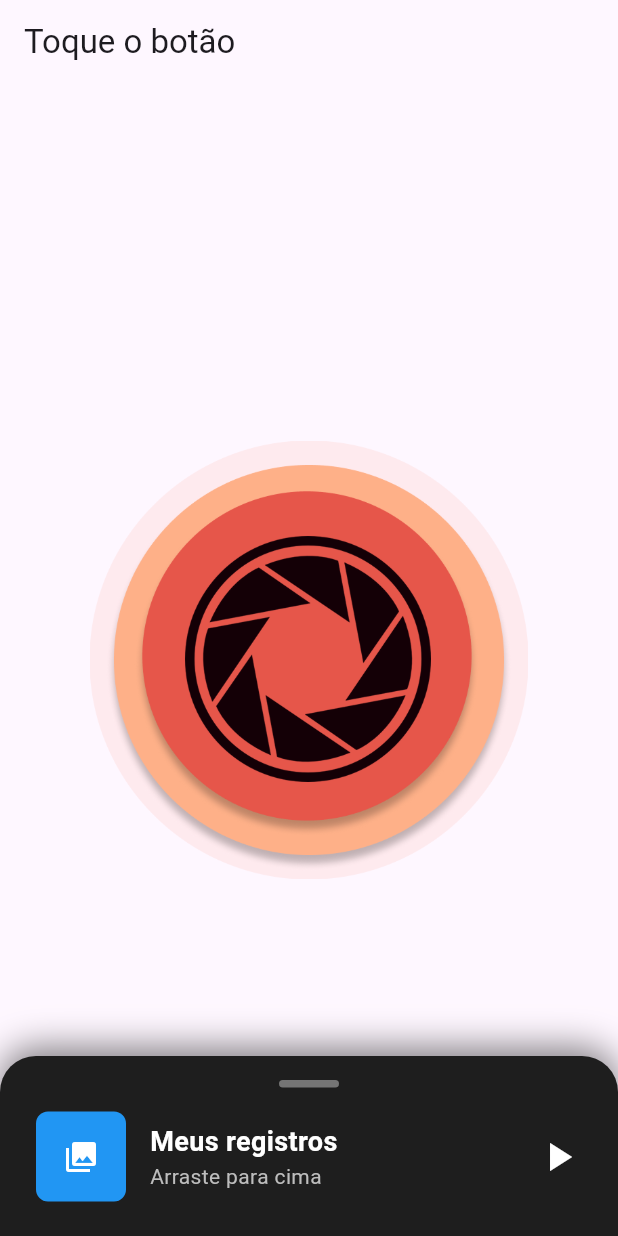
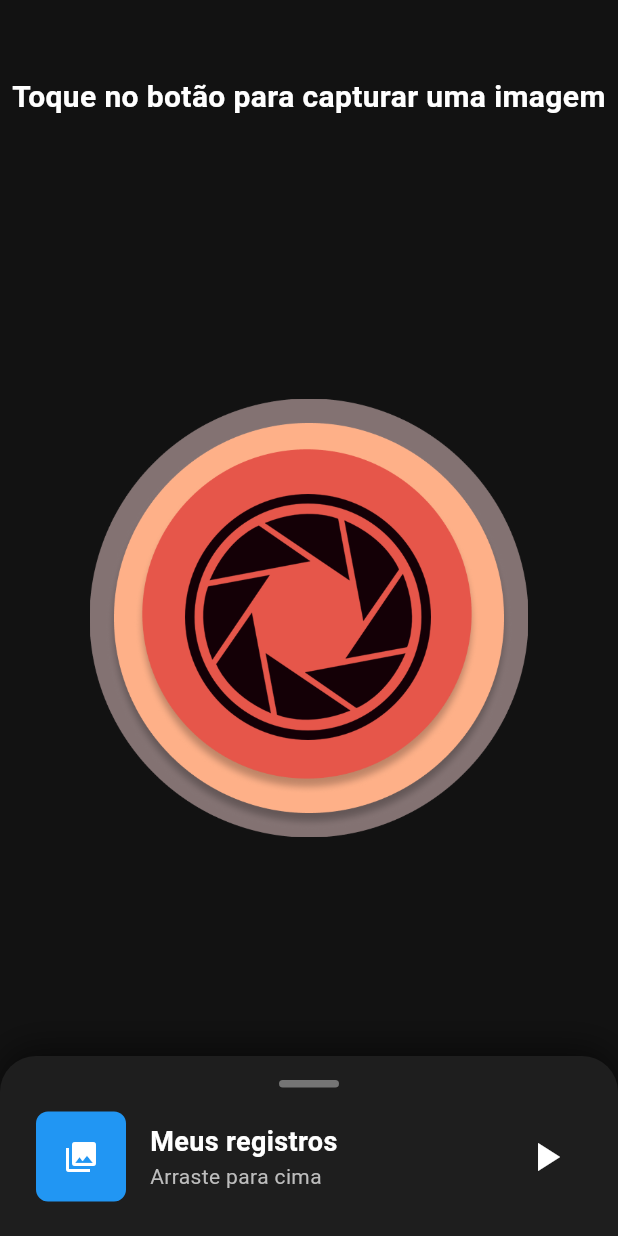
Before and after one commit to kobe-arthurlopes/sprint4, a Flutter app: the HomePage screen opened by its route, on a phone screen of 412 x 824 dp. Run offline on Flutter 3.47's test engine with Material 3 defaults, Android fonts, the phone set to English and light mode, and no system bars; our stand-ins replace go_router, google_sign_in, image_picker, sign_in_with_apple, supabase_flutter; accounts and stored records are empty.

Commit message:
fix ui issues

```diff
--- a/sprint4_app/lib/home/presentation/components/draggable_bottom_sheet.dart
+++ b/sprint4_app/lib/home/presentation/components/draggable_bottom_sheet.dart
@@ -3,10 +3,7 @@ import 'package:flutter/material.dart';
 class DraggableBottomSheet extends StatefulWidget {
   final Widget expandedContent;
 
-  const DraggableBottomSheet({
-    super.key,
-    required this.expandedContent,
-  });
+  const DraggableBottomSheet({super.key, required this.expandedContent});
 
   @override
   State<DraggableBottomSheet> createState() => _DraggableBottomSheetState();
@@ -16,19 +13,25 @@ class _DraggableBottomSheetState extends State<DraggableBottomSheet>
     with SingleTickerProviderStateMixin {
   final double _minHeight = 120;
   final double _maxHeight = 800;
-  double _currentHeight = 120;
-  bool _isExpanded = false;
 
   late AnimationController _controller;
+  late Animation<double> _heightAnimation;
+
+  bool get _isExpanded => _controller.value > 0.5;
 
   @override
   void initState() {
     super.initState();
 
     _controller = AnimationController(
-      duration: const Duration(milliseconds: 600),
+      duration: const Duration(milliseconds: 400),
       vsync: this,
     );
+
+    _heightAnimation = Tween<double>(
+      begin: _minHeight,
+      end: _maxHeight,
+    ).animate(CurvedAnimation(parent: _controller, curve: Curves.easeOutCubic));
   }
 
   @override
@@ -43,43 +46,28 @@ class _DraggableBottomSheetState extends State<DraggableBottomSheet>
     } else {
       _controller.forward();
     }
-
-    setState(() {
-      _isExpanded = !_isExpanded;
-    });
   }
 
   void _handleDragUpdate(DragUpdateDetails details) {
-    setState(() {
-      _currentHeight -= details.delta.dy;
-      _currentHeight = _currentHeight.clamp(_minHeight, _maxHeight);
-    });
+    final delta = details.primaryDelta;
+
+    if (delta == null) return;
+
+    final newValue = _controller.value - (delta / (_maxHeight - _minHeight));
+    _controller.value = newValue.clamp(0, 1);
   }
 
   void _handleDragEnd(DragEndDetails details) {
-    final threshold = 5.0;
-    final primaryVelocity = details.primaryVelocity;
+    final velocity = details.primaryVelocity ?? 0;
 
-    if (primaryVelocity == null) return;
-
-    if (primaryVelocity < -threshold) {
-      _currentHeight = _maxHeight;
+    if (velocity < -200) {
       _controller.forward();
-      setState(() {
-        _isExpanded = true;
-      });
-    } else if (primaryVelocity > threshold) {
-      _currentHeight = _minHeight;
+    } else if (velocity > 200) {
       _controller.reverse();
-      setState(() {
-        _isExpanded = false;
-      });
     } else {
-      if (_isExpanded) {
-        _currentHeight = _maxHeight;
+      if (_controller.value > 0.5) {
         _controller.forward();
       } else {
-        _currentHeight = _minHeight;
         _controller.reverse();
       }
     }
@@ -87,15 +75,16 @@ class _DraggableBottomSheetState extends State<DraggableBottomSheet>
 
   @override
   Widget build(BuildContext context) {
-    return Positioned(
-      left: 0,
-      right: 0,
-      bottom: 0,
-      child: GestureDetector(
+    return AnimatedBuilder(
+      animation: _controller,
+      builder: (_, _) {
+        final height = _heightAnimation.value;
+
+        return GestureDetector(
           onVerticalDragUpdate: _handleDragUpdate,
           onVerticalDragEnd: _handleDragEnd,
           child: Container(
-          height: _currentHeight,
+            height: height,
             decoration: BoxDecoration(
               color: Color(0xFF1E1E1E),
               borderRadius: BorderRadius.vertical(top: Radius.circular(24)),
@@ -107,15 +96,14 @@ class _DraggableBottomSheetState extends State<DraggableBottomSheet>
                 ),
               ],
             ),
-          child:
-            Column(
+            child: Column(
               children: [
                 // Handle (barra de arrasto)
                 GestureDetector(
                   onTap: _toggleSheet,
                   child: Container(
                     width: double.infinity,
-                    padding: EdgeInsets.symmetric(vertical: 16),
+                    padding: const EdgeInsets.symmetric(vertical: 16),
                     child: Center(
                       child: Container(
                         width: 40,
@@ -129,9 +117,19 @@ class _DraggableBottomSheetState extends State<DraggableBottomSheet>
                   ),
                 ),
 
-                // Conteúdo minimizado
-                if (_currentHeight <= 200)
-                  Padding(
+                if (height <= 200) _buildCompactView(),
+
+                if (height > 200) Expanded(child: widget.expandedContent),
+              ],
+            ),
+          ),
+        );
+      },
+    );
+  }
+
+  Widget _buildCompactView() {
+    return Padding(
       padding: const EdgeInsets.symmetric(horizontal: 24),
       child: Row(
         children: [
@@ -148,8 +146,7 @@ class _DraggableBottomSheetState extends State<DraggableBottomSheet>
           SizedBox(width: 16),
 
           Expanded(
-                          child:
-                          Column(
+            child: Column(
               crossAxisAlignment: CrossAxisAlignment.start,
               children: [
                 Text(
@@ -163,26 +160,17 @@ class _DraggableBottomSheetState extends State<DraggableBottomSheet>
 
                 Text(
                   'Arraste para cima',
-                                style: TextStyle(
-                                  color: Colors.grey[400],
-                                  fontSize: 14,
-                                ),
+                  style: TextStyle(color: Colors.grey[400], fontSize: 14),
                 ),
               ],
             ),
           ),
 
-                        Icon(Icons.play_arrow, color: Colors.white, size: 32),
+          IconButton(
+            onPressed: _toggleSheet,
+            icon: Icon(Icons.play_arrow, color: Colors.white, size: 32),
+          ),
         ],
-                    ),
-                  ),
-
-                  // Conteúdo adicional (expandido)
-                  if (_currentHeight > 200)
-                    Expanded(child: widget.expandedContent)
-                ],
-              ),
-            ),
       ),
     );
   }
--- a/sprint4_app/lib/home/presentation/components/image_picker_widget.dart
+++ b/sprint4_app/lib/home/presentation/components/image_picker_widget.dart
@@ -26,14 +26,17 @@ class ImagePickerWidget extends StatefulWidget {
 class _ImagePickerWidgetState extends State<ImagePickerWidget> {
   final _picker = ImagePicker();
   ImageSource _imageSource = ImageSource.camera;
+  final bool isLoading = false;
 
   _pickImage() async {
     final pickedImage = await _picker.pickImage(source: _imageSource);
 
-    if (pickedImage != null) {
+    if (pickedImage == null) {
+      widget.onToggleBottomSheet(true);
+      return;
+    }
+
     widget.shouldLabelFile(pickedImage.path);
-      setState(() {});
-    }
   }
 
   List<Widget> _getLabeledImagesWidget() {
@@ -50,12 +53,20 @@ class _ImagePickerWidgetState extends State<ImagePickerWidget> {
           children: [
             Text(
               prediction.label.text,
-              style: TextStyle(fontSize: 16, fontWeight: FontWeight.bold),
+              style: TextStyle(
+                color: Colors.white,
+                fontSize: 16,
+                fontWeight: FontWeight.bold,
+              ),
             ),
 
             Text(
               prediction.confidenceText,
-              style: TextStyle(fontSize: 14, fontWeight: FontWeight.normal),
+              style: TextStyle(
+                color: Colors.white60,
+                fontSize: 14,
+                fontWeight: FontWeight.normal,
+              ),
             ),
           ],
         ),
@@ -70,17 +81,23 @@ class _ImagePickerWidgetState extends State<ImagePickerWidget> {
   @override
   Widget build(BuildContext context) {
     return Scaffold(
-      appBar: AppBar(title: const Text('Toque o botão')),
-      body: Padding(
-        padding: const EdgeInsets.symmetric(vertical: 10, horizontal: 20),
-        child: widget.imageLabelResult.file == null
-            ? PulsingButton(
+      backgroundColor: Color(0xFF121212),
+      body: Stack(
+        children: [
+          widget.imageLabelResult.file == null
+              ? Padding(
+                  padding: const EdgeInsets.symmetric(horizontal: 20),
+                  child: PulsingButton(
                     onTap: () {
                       widget.onToggleBottomSheet(false);
                       _pickImage();
                     },
+                  ),
                 )
-            : SingleChildScrollView(
+              : SafeArea(
+                  child: Padding(
+                    padding: const EdgeInsets.symmetric(vertical: 10),
+                    child: SingleChildScrollView(
                       child: Column(
                         crossAxisAlignment: CrossAxisAlignment.start,
                         children: [
@@ -89,29 +106,63 @@ class _ImagePickerWidgetState extends State<ImagePickerWidget> {
                               Spacer(),
 
                               CloseButton(
+                                color: Colors.white,
                                 onPressed: () {
                                   widget.onClose();
                                   widget.onToggleBottomSheet(true);
+                                  _imageSource = ImageSource.camera;
+                                  setState(() {});
                                 },
+                              ),
+
+                              SizedBox(width: 6),
+                            ],
+                          ),
+
+                          Padding(
+                            padding: const EdgeInsets.symmetric(horizontal: 20),
+                            child: Column(
+                              children: [
+                                Center(
+                                  child: Container(
+                                    decoration: BoxDecoration(
+                                      borderRadius: BorderRadius.circular(16),
+                                      boxShadow: [
+                                        BoxShadow(
+                                          color: Colors.black.withValues(
+                                            alpha: 0.6,
+                                          ),
+                                          blurRadius: 14,
+                                          offset: Offset(0, 6),
                                         ),
                                       ],
                                     ),
-
-                    Center(
+                                    child: ClipRRect(
+                                      borderRadius: BorderRadius.circular(16),
                                       child: Image.file(
                                         widget.imageLabelResult.file!,
-                        width: 200,
-                        height: 200,
+                                        width: double.infinity,
+                                        height: 250,
                                         fit: BoxFit.cover,
+                                      ),
+                                    ),
                                   ),
                                 ),
 
                                 SizedBox(height: 20),
 
                                 ..._getLabeledImagesWidget(),
+
+                                SizedBox(height: 100),
                               ],
                             ),
                           ),
+                        ],
+                      ),
+                    ),
+                  ),
+                ),
+        ],
       ),
 
       floatingActionButtonLocation: FloatingActionButtonLocation.centerFloat,
@@ -123,6 +174,8 @@ class _ImagePickerWidgetState extends State<ImagePickerWidget> {
                 mainAxisAlignment: MainAxisAlignment.spaceBetween,
                 children: [
                   FloatingActionButton(
+                    backgroundColor: Colors.tealAccent,
+                    foregroundColor: Colors.black,
                     heroTag: 'fab_camera',
                     onPressed: () {
                       setState(() => _imageSource = ImageSource.camera);
@@ -132,6 +185,8 @@ class _ImagePickerWidgetState extends State<ImagePickerWidget> {
                   ),
 
                   FloatingActionButton(
+                    backgroundColor: Colors.tealAccent,
+                    foregroundColor: Colors.black,
                     heroTag: 'fab_gallery',
                     onPressed: () {
                       setState(() => _imageSource = ImageSource.gallery);
@@ -141,6 +196,8 @@ class _ImagePickerWidgetState extends State<ImagePickerWidget> {
                   ),
 
                   FloatingActionButton(
+                    backgroundColor: Colors.tealAccent,
+                    foregroundColor: Colors.black,
                     heroTag: 'fab_save',
                     onPressed: () async {
                       widget.onSave();
--- a/sprint4_app/lib/home/presentation/pages/home_page.dart
+++ b/sprint4_app/lib/home/presentation/pages/home_page.dart
@@ -43,34 +43,54 @@ class _MyHomePageState extends State<HomePage> with TickerProviderStateMixin {
                   await _viewModel.upateImageLabelResult(filePath);
                 },
                 onToggleBottomSheet: (shouldToggleBottomSheet) {
-                  _viewModel.updateShouldShowBottomSheet(value: shouldToggleBottomSheet);
+                  _viewModel.updateShouldShowBottomSheet(
+                    value: shouldToggleBottomSheet,
+                  );
                 },
                 onSave: () async {
-                  // TODO: - Colocar loading
-
                   await _viewModel.createData();
                   await _viewModel.fetch();
                   _viewModel.resetCurrentResult();
                   _viewModel.updateShouldShowBottomSheet(value: true);
                 },
-                onClose: () {
-                  _viewModel.resetCurrentResult();
-                }
+                onClose: _viewModel.resetCurrentResult,
+              ),
+
+              if (data.currentResult?.file == null)
+                SafeArea(
+                  child: Align(
+                    alignment: Alignment.topCenter,
+                    child: Padding(
+                      padding: const EdgeInsets.only(top: 50),
+                      child: Text(
+                        'Toque no botão para capturar uma imagem',
+                        style: TextStyle(
+                          color: Colors.white,
+                          fontSize: 20,
+                          fontWeight: FontWeight.bold,
+                        ),
+                        textAlign: TextAlign.center,
+                      ),
+                    ),
+                  )
                 ),
 
               if (data.shouldShowBottomSheet)
-                DraggableBottomSheet(
+                Align(
+                  alignment: Alignment.bottomCenter,
+                  child: DraggableBottomSheet(
                     expandedContent: ResultsGrid(
                       results: data.results,
                       isLoading: data.isLoading,
                       emptyMessage: 'Nenhum resultado encontrado',
                       onRefresh: _viewModel.refreshResults,
                     )
+                  ),
                 )
             ],
           ),
         );
-      }
+      },
     );
   }
 }
--- a/sprint4_app/lib/home/presentation/view_models/home_view_model.dart
+++ b/sprint4_app/lib/home/presentation/view_models/home_view_model.dart
@@ -11,8 +11,10 @@ class HomeViewModel {
   HomeViewModel({required this.repository});
 
   Future<void> fetch() async {
+    data.value = data.value.copyWith(isLoading: true);
     final homeData = await repository.fetchData();
     data.value = homeData;
+    data.value = data.value.copyWith(isLoading: false);
   }
 
   Future<void> upateImageLabelResult(String filePath) async {
@@ -40,6 +42,8 @@ class HomeViewModel {
 
   void updateShouldShowBottomSheet({required bool value}) {
     final shouldShowBottomSheet = value;
-    data.value = data.value.copyWith(shouldShowBottomSheet: shouldShowBottomSheet);
+    data.value = data.value.copyWith(
+      shouldShowBottomSheet: shouldShowBottomSheet,
+    );
   }
 }
```
Lines whose indentation alone changed are shown as unchanged.
